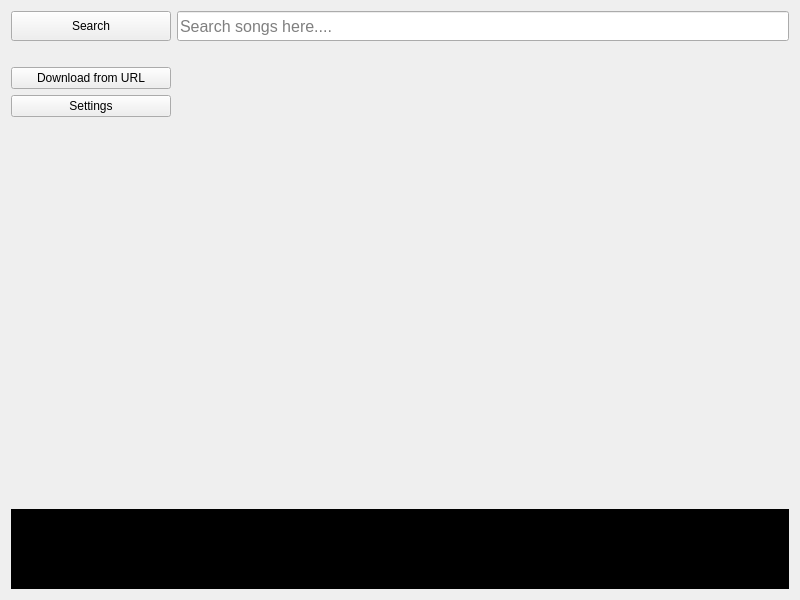
This is ui/app.ui in FBI-open-up0126/music_player_pyqt as Qt 5 draws it before an edit. The edited form follows.
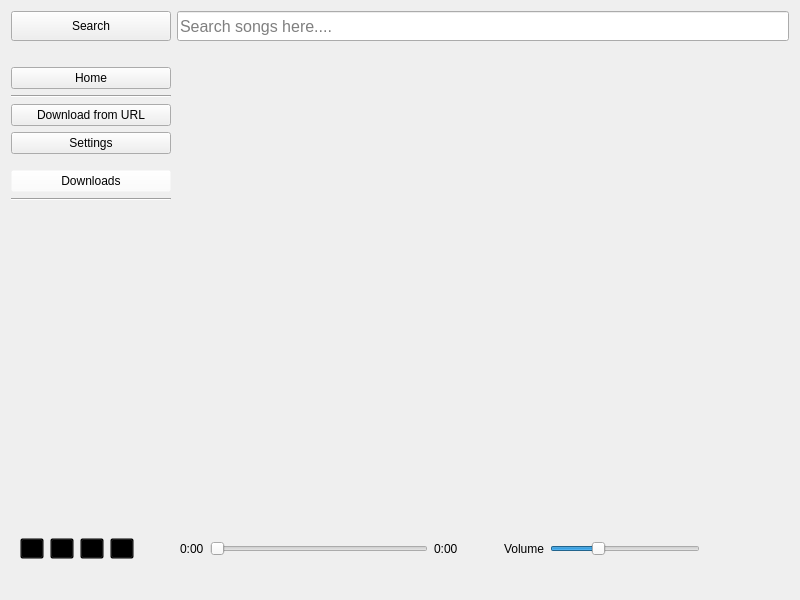
This is the edited form.

Diff of the .ui file:
```diff
--- a/ui/app.ui
+++ b/ui/app.ui
@@ -27,77 +27,6 @@
      </property>
     </widget>
    </item>
-   <item row="2" column="0">
-    <widget class="QWidget" name="other_menu" native="true">
-     <property name="minimumSize">
-      <size>
-       <width>160</width>
-       <height>0</height>
-      </size>
-     </property>
-     <property name="styleSheet">
-      <string notr="true">QWidget {
-}</string>
-     </property>
-     <layout class="QVBoxLayout" name="verticalLayout">
-      <property name="leftMargin">
-       <number>0</number>
-      </property>
-      <property name="topMargin">
-       <number>0</number>
-      </property>
-      <property name="rightMargin">
-       <number>0</number>
-      </property>
-      <property name="bottomMargin">
-       <number>0</number>
-      </property>
-      <item>
-       <spacer name="verticalSpacer_2">
-        <property name="orientation">
-         <enum>Qt::Vertical</enum>
-        </property>
-        <property name="sizeType">
-         <enum>QSizePolicy::Minimum</enum>
-        </property>
-        <property name="sizeHint" stdset="0">
-         <size>
-          <width>20</width>
-          <height>20</height>
-         </size>
-        </property>
-       </spacer>
-      </item>
-      <item>
-       <widget class="QPushButton" name="download_from_url_button">
-        <property name="text">
-         <string>Download from URL</string>
-        </property>
-       </widget>
-      </item>
-      <item>
-       <widget class="QPushButton" name="setting_button">
-        <property name="text">
-         <string>Settings</string>
-        </property>
-       </widget>
-      </item>
-      <item>
-       <spacer name="verticalSpacer">
-        <property name="orientation">
-         <enum>Qt::Vertical</enum>
-        </property>
-        <property name="sizeHint" stdset="0">
-         <size>
-          <width>20</width>
-          <height>40</height>
-         </size>
-        </property>
-       </spacer>
-      </item>
-     </layout>
-    </widget>
-   </item>
    <item row="0" column="1">
     <widget class="QLineEdit" name="search_bar">
      <property name="minimumSize">
@@ -121,7 +50,7 @@
      <property name="minimumSize">
       <size>
        <width>0</width>
-       <height>80</height>
+       <height>90</height>
       </size>
      </property>
      <property name="maximumSize">
@@ -132,15 +61,346 @@
      </property>
      <property name="styleSheet">
       <string notr="true">QWidget {
-	background-color: rgb(0, 0, 0);
+
 }</string>
      </property>
-     <layout class="QHBoxLayout" name="horizontalLayout"/>
+     <layout class="QHBoxLayout" name="horizontalLayout">
+      <item>
+       <widget class="QToolButton" name="backward_button">
+        <property name="styleSheet">
+         <string notr="true">QToolButton {
+	background-color: rgba(0, 0, 0, 0);
+}</string>
+        </property>
+        <property name="text">
+         <string>...</string>
+        </property>
+        <property name="iconSize">
+         <size>
+          <width>32</width>
+          <height>32</height>
+         </size>
+        </property>
+       </widget>
+      </item>
+      <item>
+       <widget class="QToolButton" name="pause_button">
+        <property name="cursor">
+         <cursorShape>PointingHandCursor</cursorShape>
+        </property>
+        <property name="styleSheet">
+         <string notr="true">QToolButton {
+	background-color: rgba(0, 0, 0, 0);
+}</string>
+        </property>
+        <property name="text">
+         <string>...</string>
+        </property>
+        <property name="iconSize">
+         <size>
+          <width>48</width>
+          <height>48</height>
+         </size>
+        </property>
+        <property name="shortcut">
+         <string>Space</string>
+        </property>
+       </widget>
+      </item>
+      <item>
+       <widget class="QToolButton" name="resume_button">
+        <property name="cursor">
+         <cursorShape>PointingHandCursor</cursorShape>
+        </property>
+        <property name="styleSheet">
+         <string notr="true">QToolButton {
+	background-color: rgba(0, 0, 0, 0);
+}</string>
+        </property>
+        <property name="text">
+         <string>...</string>
+        </property>
+        <property name="iconSize">
+         <size>
+          <width>48</width>
+          <height>48</height>
+         </size>
+        </property>
+        <property name="shortcut">
+         <string>Space</string>
+        </property>
+       </widget>
+      </item>
+      <item>
+       <widget class="QToolButton" name="forward_button">
+        <property name="styleSheet">
+         <string notr="true">QToolButton {
+	background-color: rgba(0, 0, 0, 0);
+}</string>
+        </property>
+        <property name="text">
+         <string>...</string>
+        </property>
+        <property name="iconSize">
+         <size>
+          <width>32</width>
+          <height>32</height>
+         </size>
+        </property>
+       </widget>
+      </item>
+      <item>
+       <spacer name="horizontalSpacer_2">
+        <property name="orientation">
+         <enum>Qt::Horizontal</enum>
+        </property>
+        <property name="sizeType">
+         <enum>QSizePolicy::Minimum</enum>
+        </property>
+        <property name="sizeHint" stdset="0">
+         <size>
+          <width>40</width>
+          <height>20</height>
+         </size>
+        </property>
+       </spacer>
+      </item>
+      <item>
+       <widget class="QLabel" name="duration_passed">
+        <property name="text">
+         <string>0:00</string>
+        </property>
+       </widget>
+      </item>
+      <item>
+       <widget class="QSlider" name="progress_bar">
+        <property name="orientation">
+         <enum>Qt::Horizontal</enum>
+        </property>
+       </widget>
+      </item>
+      <item>
+       <widget class="QLabel" name="total_duration">
+        <property name="text">
+         <string>0:00</string>
+        </property>
+       </widget>
+      </item>
+      <item>
+       <spacer name="horizontalSpacer_3">
+        <property name="orientation">
+         <enum>Qt::Horizontal</enum>
+        </property>
+        <property name="sizeType">
+         <enum>QSizePolicy::Minimum</enum>
+        </property>
+        <property name="sizeHint" stdset="0">
+         <size>
+          <width>40</width>
+          <height>20</height>
+         </size>
+        </property>
+       </spacer>
+      </item>
+      <item>
+       <widget class="QLabel" name="label">
+        <property name="text">
+         <string>Volume</string>
+        </property>
+       </widget>
+      </item>
+      <item>
+       <widget class="QSlider" name="volume_bar">
+        <property name="maximumSize">
+         <size>
+          <width>150</width>
+          <height>16777215</height>
+         </size>
+        </property>
+        <property name="maximum">
+         <number>100</number>
+        </property>
+        <property name="singleStep">
+         <number>5</number>
+        </property>
+        <property name="value">
+         <number>30</number>
+        </property>
+        <property name="orientation">
+         <enum>Qt::Horizontal</enum>
+        </property>
+       </widget>
+      </item>
+      <item>
+       <spacer name="horizontalSpacer">
+        <property name="orientation">
+         <enum>Qt::Horizontal</enum>
+        </property>
+        <property name="sizeType">
+         <enum>QSizePolicy::Minimum</enum>
+        </property>
+        <property name="sizeHint" stdset="0">
+         <size>
+          <width>80</width>
+          <height>20</height>
+         </size>
+        </property>
+       </spacer>
+      </item>
+     </layout>
     </widget>
    </item>
    <item row="2" column="1">
     <widget class="QWidget" name="main_menu" native="true"/>
    </item>
+   <item row="2" column="0">
+    <widget class="QWidget" name="other_menu" native="true">
+     <property name="minimumSize">
+      <size>
+       <width>160</width>
+       <height>0</height>
+      </size>
+     </property>
+     <property name="maximumSize">
+      <size>
+       <width>160</width>
+       <height>16777215</height>
+      </size>
+     </property>
+     <property name="styleSheet">
+      <string notr="true">QWidget {
+}</string>
+     </property>
+     <layout class="QVBoxLayout" name="verticalLayout">
+      <property name="leftMargin">
+       <number>0</number>
+      </property>
+      <property name="topMargin">
+       <number>0</number>
+      </property>
+      <property name="rightMargin">
+       <number>0</number>
+      </property>
+      <property name="bottomMargin">
+       <number>0</number>
+      </property>
+      <item>
+       <spacer name="verticalSpacer_2">
+        <property name="orientation">
+         <enum>Qt::Vertical</enum>
+        </property>
+        <property name="sizeType">
+         <enum>QSizePolicy::Minimum</enum>
+        </property>
+        <property name="sizeHint" stdset="0">
+         <size>
+          <width>20</width>
+          <height>20</height>
+         </size>
+        </property>
+       </spacer>
+      </item>
+      <item>
+       <widget class="QPushButton" name="home_button">
+        <property name="text">
+         <string>Home</string>
+        </property>
+       </widget>
+      </item>
+      <item>
+       <widget class="Line" name="line_2">
+        <property name="orientation">
+         <enum>Qt::Horizontal</enum>
+        </property>
+       </widget>
+      </item>
+      <item>
+       <widget class="QPushButton" name="download_from_url_button">
+        <property name="toolTip">
+         <string>Download something directly from a given link</string>
+        </property>
+        <property name="text">
+         <string>Download from URL</string>
+        </property>
+       </widget>
+      </item>
+      <item>
+       <widget class="QPushButton" name="setting_button">
+        <property name="toolTip">
+         <string>Settings</string>
+        </property>
+        <property name="text">
+         <string>Settings</string>
+        </property>
+       </widget>
+      </item>
+      <item>
+       <spacer name="verticalSpacer_3">
+        <property name="orientation">
+         <enum>Qt::Vertical</enum>
+        </property>
+        <property name="sizeType">
+         <enum>QSizePolicy::Minimum</enum>
+        </property>
+        <property name="sizeHint" stdset="0">
+         <size>
+          <width>20</width>
+          <height>10</height>
+         </size>
+        </property>
+       </spacer>
+      </item>
+      <item>
+       <widget class="QPushButton" name="playlist_button">
+        <property name="cursor">
+         <cursorShape>PointingHandCursor</cursorShape>
+        </property>
+        <property name="toolTip">
+         <string>All the downloaded audio are stored in here</string>
+        </property>
+        <property name="styleSheet">
+         <string notr="true">QPushButton {
+	background-color: rgba(255, 255, 255, 0);
+}
+
+QPushButton:hover:!pressed {
+	color: rgb(115, 115, 115);
+}</string>
+        </property>
+        <property name="text">
+         <string>Downloads</string>
+        </property>
+       </widget>
+      </item>
+      <item>
+       <widget class="Line" name="line">
+        <property name="orientation">
+         <enum>Qt::Horizontal</enum>
+        </property>
+       </widget>
+      </item>
+      <item>
+       <widget class="QListWidget" name="listWidget">
+        <property name="maximumSize">
+         <size>
+          <width>160</width>
+          <height>16777215</height>
+         </size>
+        </property>
+        <property name="styleSheet">
+         <string notr="true">QListWidget {
+	background-color: rgba(0, 0, 0, 0);
+	border: none;
+}</string>
+        </property>
+        <property name="itemAlignment">
+         <set>Qt::AlignCenter</set>
+        </property>
+       </widget>
+      </item>
+     </layout>
+    </widget>
+   </item>
   </layout>
  </widget>
  <resources/>
```
Left out of the diff: 6 changed lines with no effect on the pictures.
